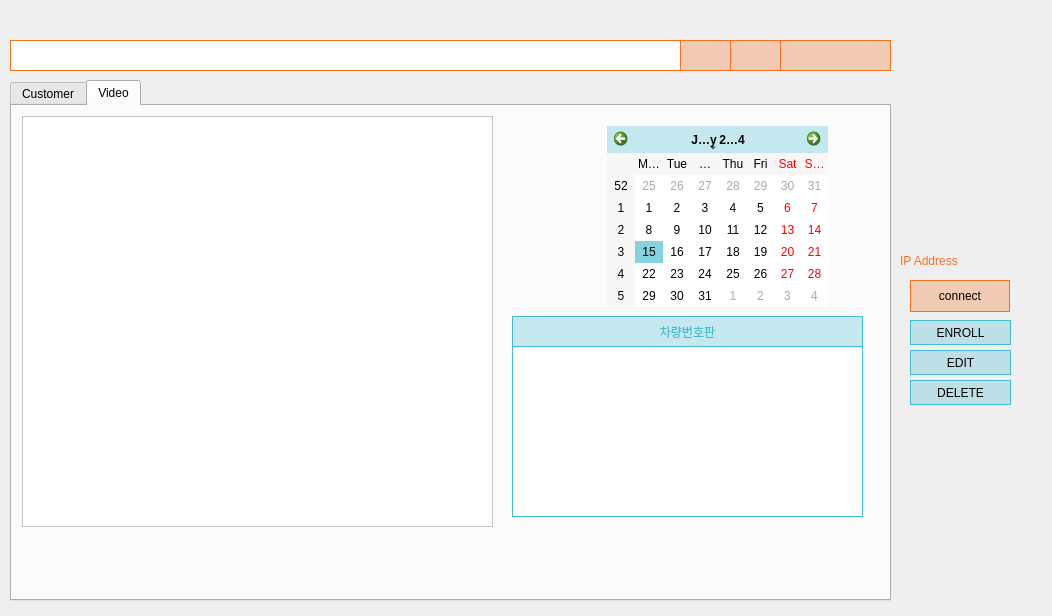
Qt form cctv_36/src/ui/search.ui (VEDA-ThirtySix/PAMS-client) before a commit.
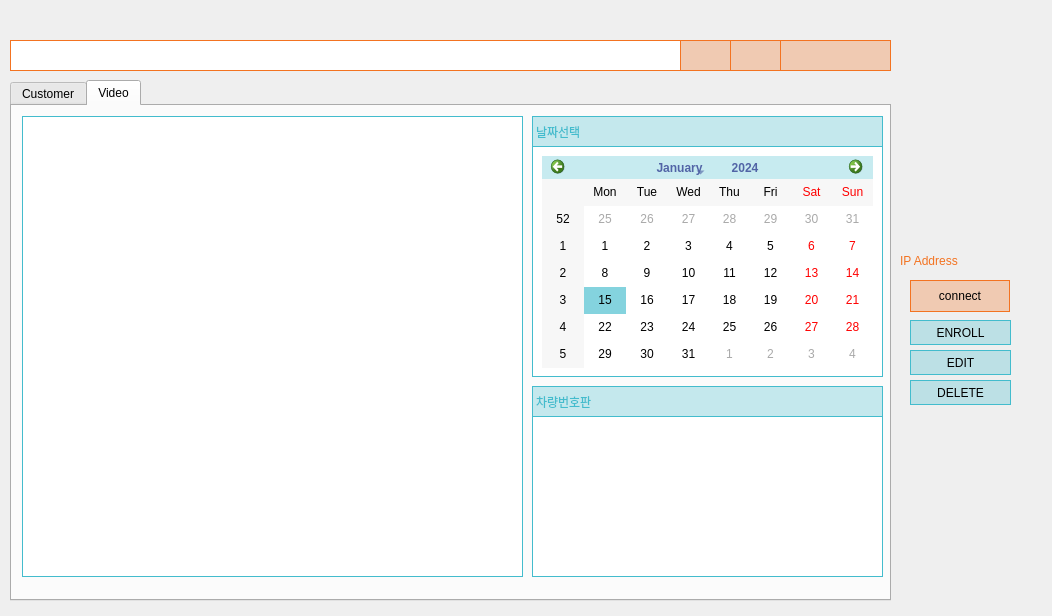
The same form after that commit. Icons and pictures are not drawn.

```diff
--- a/cctv_36/src/ui/search.ui
+++ b/cctv_36/src/ui/search.ui
@@ -209,31 +209,36 @@
       <rect>
        <x>10</x>
        <y>10</y>
-       <width>471</width>
-       <height>411</height>
+       <width>501</width>
+       <height>461</height>
       </rect>
      </property>
      <property name="styleSheet">
       <string notr="true">QTableView {
-    background-color: rgb(255, 255, 255);
+    color: rgb(0, 0, 0);
+    background-color: white;
+    border: 1px solid rgb(67, 188, 205);
 }
 
 QHeaderView::section {
-    background-color: rgba(202,205,205,0.5);
-    border: 1px solid rgba(0, 0, 0, 0.5);
+    background-color:rgba(67,188,205,0.5);/* 헤더 배경 색상 */
+    border: 1px solid rgb(67,188,205);
     padding: 3px;
     font-weight: bold;
     text-align: center;
-}</string>
+	font: 9pt &quot;Sans Serif&quot;;
+    color: rgb(0, 0, 0); /* 헤더 텍스트 색상 */
+}
+</string>
      </property>
     </widget>
     <widget class="QCalendarWidget" name="calendarWidget">
      <property name="geometry">
       <rect>
-       <x>595</x>
-       <y>20</y>
-       <width>221</width>
-       <height>181</height>
+       <x>530</x>
+       <y>50</y>
+       <width>331</width>
+       <height>212</height>
       </rect>
      </property>
      <property name="styleSheet">
@@ -242,14 +247,24 @@
     background-color: rgba(255, 255, 255);
     color: black;
     selection-color: rgb(0, 0, 0);
+	border:1px solid  rgb(67, 188, 205);
+ /* 크기 제한 설정 */
+    min-width: 300px;
+    max-width: 340px; /* 가로 크기 제한 */
+    min-height: 210px;
+    max-height: 220px; /* 세로 크기 제한 */
 }
 
 /* 네비게이션 바 */
 QCalendarWidget QWidget#qt_calendar_navigationbar {
     background-color: rgba(67, 188, 205, 0.3);
+
+	border: none; /* 불필요한 테두리 제거 */
+    height: 40px; /* 네비게이션 바 높이 */
+    padding: 0 10px; /* 양쪽 여백 추가 */
 }
 
-/* 네비게이션 버튼 */
+/* 네비게이션 버튼 
 QCalendarWidget QToolButton {
     width: 20px;
     height: 20px;
@@ -257,6 +272,35 @@
     icon-size: 16px, 16px;
     background-color: rgba(255, 255, 255, 0);
 }
+*/
+
+/* 이전/다음 버튼 */
+QCalendarWidget QToolButton#qt_calendar_prevmonth, 
+QCalendarWidget QToolButton#qt_calendar_nextmonth {
+    width: 20px; /* 버튼 크기 */
+    height: 20px;
+    color: black; /* 텍스트 색상 */
+    icon-size: 16px, 16px; /* 아이콘 크기 */
+    background-color: transparent; /* 배경 투명 */
+    border: none; /* 테두리 제거 */
+    margin: 0 5px; /* 버튼 사이 간격 추가 */
+}
+
+/* 중앙의 월/년도 버튼 */
+QCalendarWidget QToolButton#qt_calendar_monthbutton,
+QCalendarWidget QToolButton#qt_calendar_yearbutton {
+    color: rgb(81, 100, 166);
+	font: bold 13pt &quot;Sans Serif&quot;;
+    background-color: transparent; /* 배경 투명 */
+    border: none; /* 테두리 제거 */
+    margin: 0 10px; /* 월과 년도 사이 간격 */
+    text-align: center; /* 텍스트 가운데 정렬 */
+}
+
+/* 월/년도 간 간격 추가를 위한 레이아웃 설정 */
+QCalendarWidget QWidget#qt_calendar_navigationbar QHBoxLayout {
+    spacing: 20px; /* 월과 년도 사이 간격 */
+}
 
 /* 달력 그리드 */
 QCalendarWidget QTableView {
@@ -279,7 +323,7 @@
 QCalendarWidget QHeaderView::section {
     color: black;
     background-color: rgba(67, 188, 205, 0.1);
-    padding: 3px;
+    padding: 1px;
     border: none;
 }
 
@@ -294,14 +338,31 @@
 /* 비활성화된 날짜 (이전/다음 달) */
 QCalendarWidget QAbstractItemView:disabled {
     color: rgb(169, 169, 169);
+}
+QCalendarWidget QSpinBox { 
+  	width: 150px; 
+  	font-size:20px; 
+  	color: black;
+  	background-color: rgba(67, 188, 205, 0.2); /*qlineargradient(x1:0, y1:0, x2:0, y2:1, stop: 0 #cccccc, stop: 1 #333333); */ 
+  	selection-background-color: rgb(136, 136, 136);
+  	selection-color: rgb(255, 255, 255);
+  }
+/* 스핀박스 드롭다운 스타일 */
+QCalendarWidget QSpinBox QAbstractItemView {
+    font-size: 14px; /* 드롭다운 텍스트 크기 */
+    color: black; /* 드롭다운 텍스트 색상 */
+    background-color: white; /* 드롭다운 배경 색상 */
+    selection-background-color: rgba(67, 188, 205, 0.3); /* 선택된 항목 배경 색상 */
+    selection-color: black; /* 선택된 항목 텍스트 색상 */
+    border: 1px solid rgba(67, 188, 205, 0.6); /* 드롭다운 테두리 */
 }</string>
      </property>
     </widget>
     <widget class="QLabel" name="plateTitle_3">
      <property name="geometry">
       <rect>
-       <x>500</x>
-       <y>210</y>
+       <x>520</x>
+       <y>280</y>
        <width>351</width>
        <height>31</height>
       </rect>
@@ -315,17 +376,14 @@
      <property name="text">
       <string>차량번호판</string>
      </property>
-     <property name="alignment">
-      <set>Qt::AlignmentFlag::AlignCenter</set>
-     </property>
     </widget>
     <widget class="QLabel" name="imageLabel_2">
      <property name="geometry">
       <rect>
-       <x>500</x>
-       <y>240</y>
+       <x>520</x>
+       <y>310</y>
        <width>351</width>
-       <height>171</height>
+       <height>161</height>
       </rect>
      </property>
      <property name="styleSheet">
@@ -336,6 +394,53 @@
       <string/>
      </property>
     </widget>
+    <widget class="QLabel" name="plateTitle_4">
+     <property name="geometry">
+      <rect>
+       <x>520</x>
+       <y>10</y>
+       <width>351</width>
+       <height>31</height>
+      </rect>
+     </property>
+     <property name="styleSheet">
+      <string notr="true">font: 300 bold 12pt &quot;Quicksand Light&quot;;
+color:rgb(67,188,205);
+background-color: rgba(67,188,205,0.3);
+border:1px solid rgb(67,188,205);</string>
+     </property>
+     <property name="text">
+      <string>날짜선택</string>
+     </property>
+    </widget>
+    <widget class="QLabel" name="calendarFrame">
+     <property name="geometry">
+      <rect>
+       <x>520</x>
+       <y>40</y>
+       <width>351</width>
+       <height>231</height>
+      </rect>
+     </property>
+     <property name="styleSheet">
+      <string notr="true">background-color: white;
+border:1px solid rgb(67,188,205);
+color:rgb(67,188,205);
+font: 14pt &quot;Sans Serif&quot;;</string>
+     </property>
+     <property name="text">
+      <string>Select Calender Button</string>
+     </property>
+     <property name="alignment">
+      <set>Qt::AlignCenter</set>
+     </property>
+    </widget>
+    <zorder>calendarFrame</zorder>
+    <zorder>videoTable</zorder>
+    <zorder>calendarWidget</zorder>
+    <zorder>plateTitle_3</zorder>
+    <zorder>imageLabel_2</zorder>
+    <zorder>plateTitle_4</zorder>
    </widget>
   </widget>
   <widget class="QPushButton" name="pushButton_edit">
```
Left out of the diff: 456 changed lines with no effect on the pictures.
